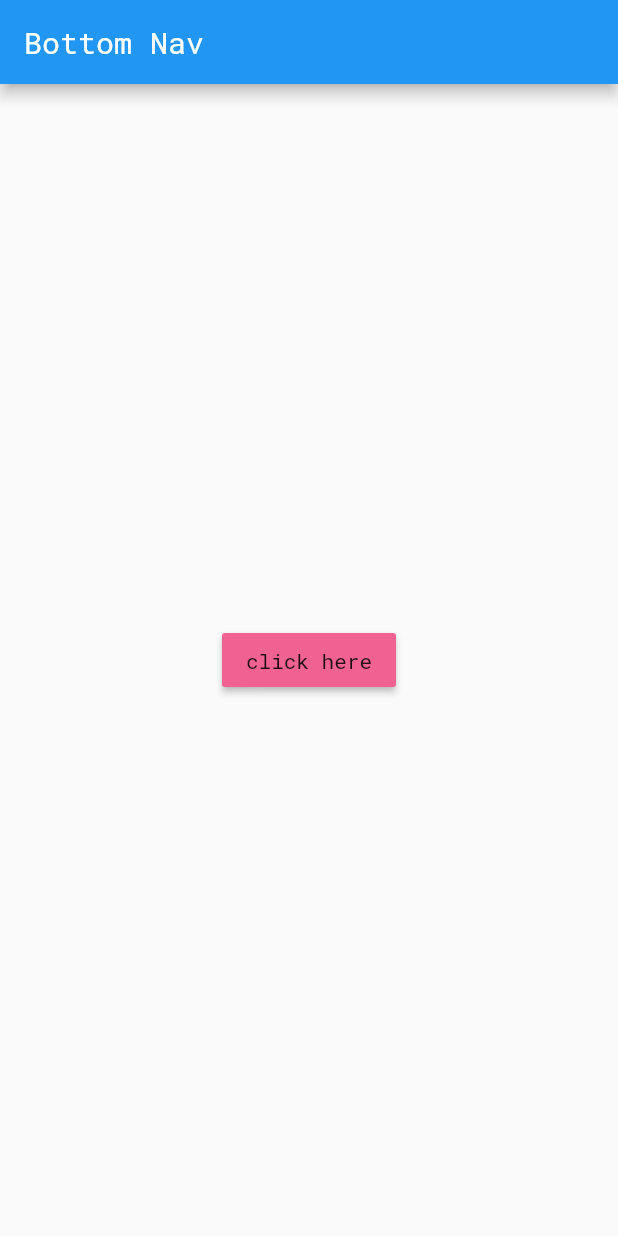
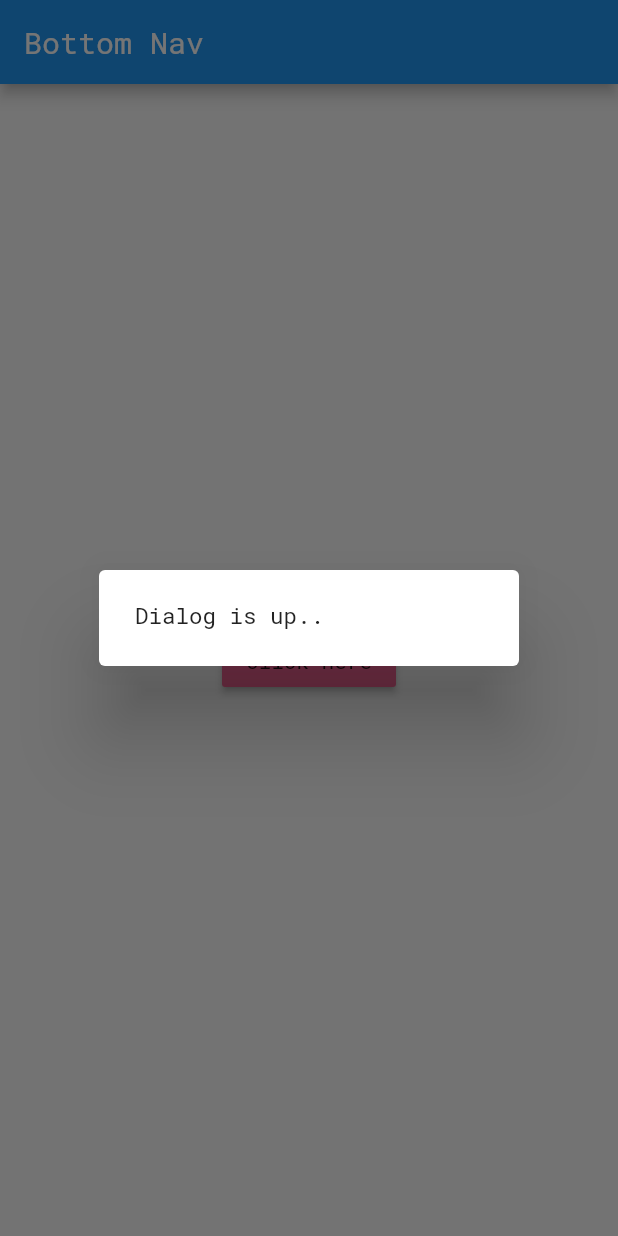
Before and after one commit to atul000/flutter-bottom_navigationbar, a Flutter app: the screen it shows after launch, after a tap on "click here", on a phone screen of 412 x 824 dp. Run offline on Flutter 3.47's test engine with Material 2 defaults, Android fonts, the phone set to English and light mode, and no system bars.

Commit message:
version 3

```diff
--- a/lib/main.dart
+++ b/lib/main.dart
@@ -22,16 +22,29 @@ class _HomePageState extends State<HomePage> {
   @override
   Widget build(BuildContext context) {
     return new Scaffold(
-      appBar: new AppBar(title: new Text("Bottom Nav")),
-      body: new Container(
-        child: Center(
-          child: new RaisedButton(
-            child: new Text(
-              "click here",
-            ),
-            color: Colors.pink[300],
-            onPressed: () => print("i m pressed"),
+        appBar: new AppBar(title: new Text("Bottom Nav")), body: new MyBody());
+  }
+}
+
+class MyBody extends StatelessWidget {
+  final AlertDialog dialog = new AlertDialog(
+    content: new Text("Dialog is up..", style: new TextStyle(fontSize: 15.0)),
+  );
+
+  @override
+  Widget build(BuildContext context) {
+    return new Container(
+      child: Center(
+        child: new RaisedButton(
+          child: new Text(
+            "click here",
           ),
+          color: Colors.pink[300],
+          // onPressed: () => Scaffold.of(context).showSnackBar(new SnackBar(
+          //   content: new Text("hello..whats up"),
+          //   duration: new Duration(seconds: 3),
+          // )),
+          onPressed: () => showDialog(context: context, child: dialog),
         ),
       ),
     );
```
